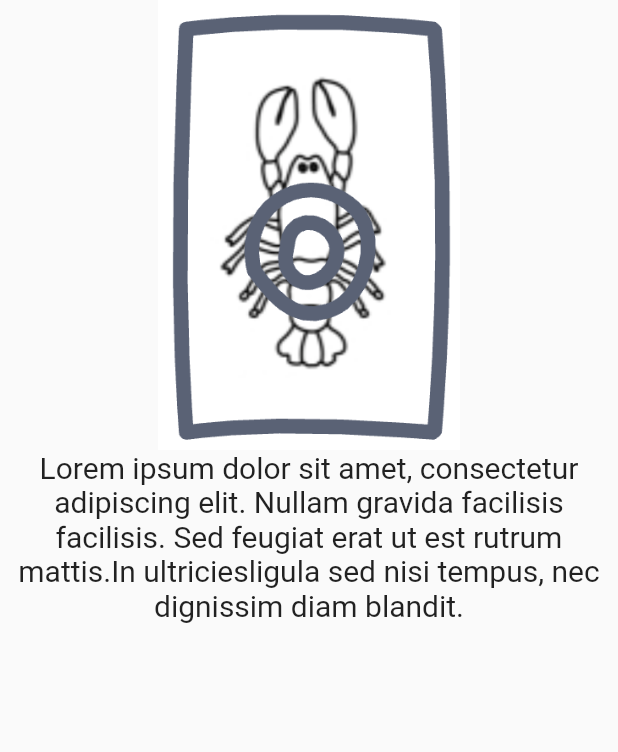
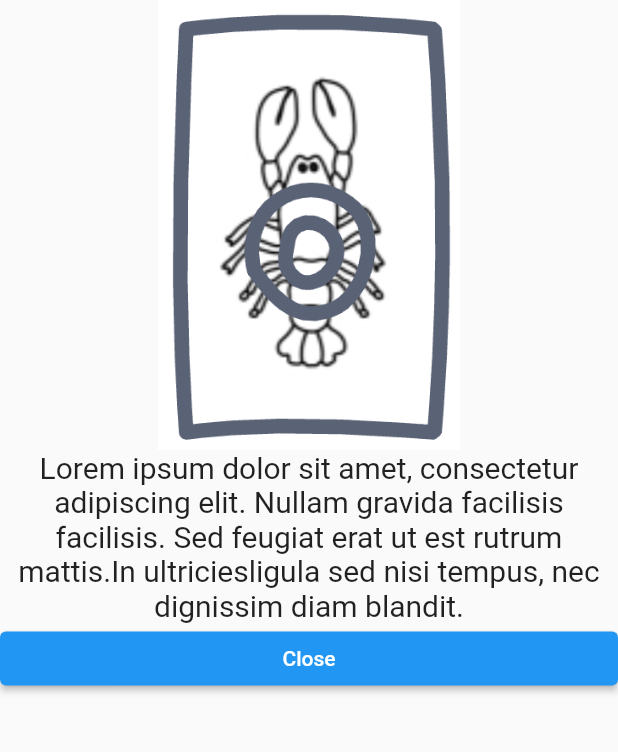
Before and after one commit to CSCIX691DAL/lobster-detection, a Flutter app: the screen it shows after launch, on a phone screen of 412 x 824 dp, the part 207-959 px from its top. Run offline on Flutter 3.47's test engine with Material 2 defaults, Android fonts, the light colour scheme and no system bars; our stand-ins replace flutter_spinkit; Roboto replaces fonts that are missing (Montserrat).

Commit message:
intro_page with additional button

```diff
--- a/lobster_detection/lib/firstScreen.dart
+++ b/lobster_detection/lib/firstScreen.dart
@@ -25,7 +25,14 @@ class FirstScreen extends StatelessWidget {
                   style: TextStyle(
                   fontFamily: 'Montserrat',
                   fontSize: 20.0
-              ))
+              )),
+              ElevatedButton(
+                style: ButtonStyle(
+                  foregroundColor: MaterialStateProperty.all<Color>(Colors.white),
+                ),
+                onPressed: () { },
+                child: Text('Close'),
+              )
             ]
           )
         );
--- a/lobster_detection/lib/main.dart
+++ b/lobster_detection/lib/main.dart
@@ -7,6 +7,7 @@ import 'package:flutter_spinkit/flutter_spinkit.dart';
 void main() {
   runApp(MaterialApp(
     home: MyApp(),
+    debugShowCheckedModeBanner: false,
   ));
 }
 
```
